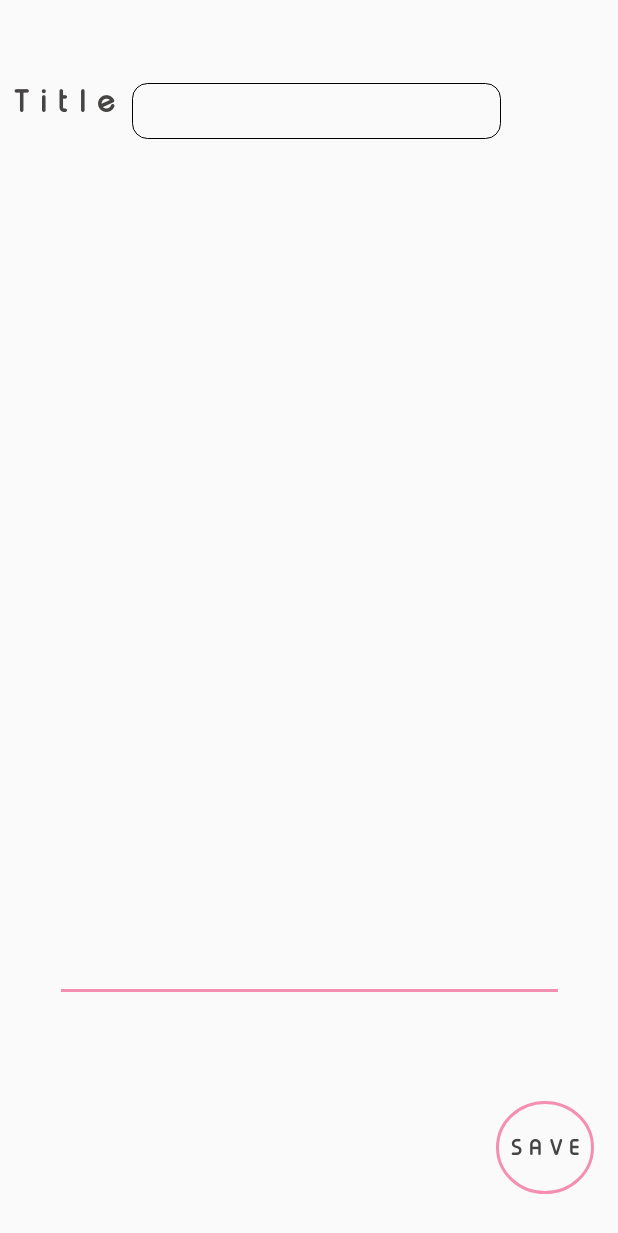
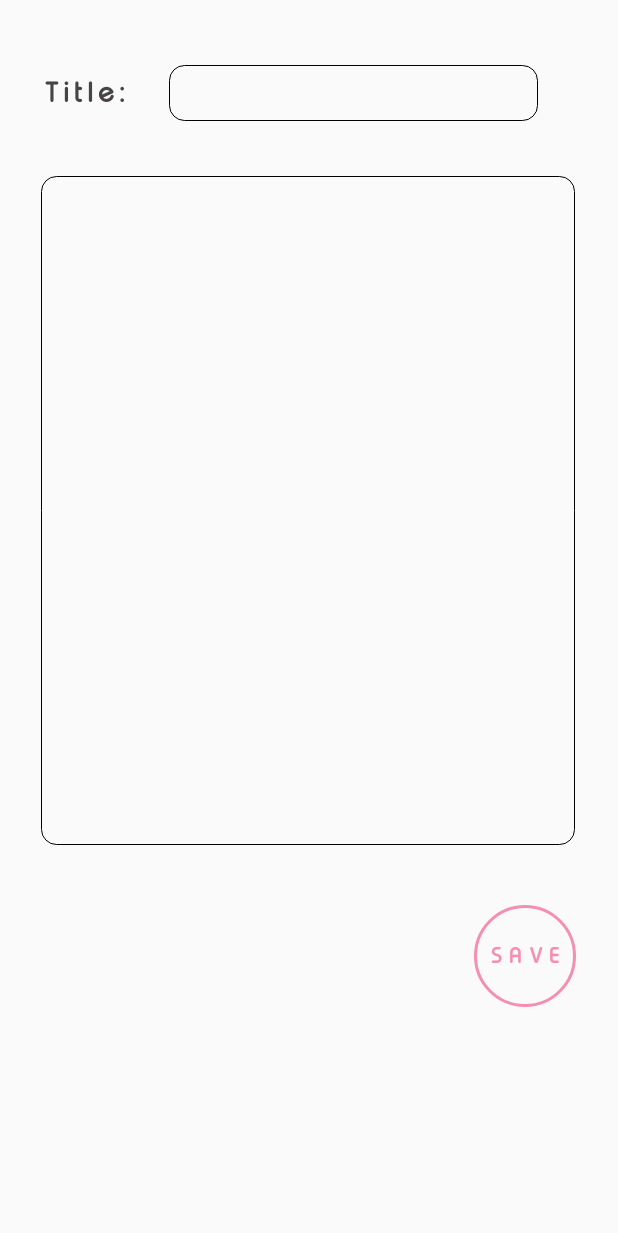
Before and after one commit to kitsune0100/NotesApp, an Android app: the newnote screen opened directly, with no data from a screen before it, on a phone screen of 412 x 824 dp. Shown: the top 1233 px of the screen. Run offline under Robolectric (Android 15) with nearby library versions, the phone set to English and light mode, and no system bars.

Commit message:
7th committ, fixed overlap issue and added boxes

```diff
--- a/app/src/main/AndroidManifest.xml
+++ b/app/src/main/AndroidManifest.xml
@@ -8,8 +8,9 @@
         android:label="@string/app_name"
         android:roundIcon="@mipmap/ic_launcher_round"
         android:supportsRtl="true"
-        android:theme="@style/AppTheme">
-        <activity android:name=".newnote" android:windowSoftInputMode="adjustPan"></activity>
+        android:theme="@style/Theme.AppCompat.Light.NoActionBar">
+        <activity android:name=".newnote" android:windowSoftInputMode="adjustPan">
+        </activity>
         <activity android:name=".MainActivity">
             <intent-filter>
                 <action android:name="android.intent.action.MAIN" />
--- a/app/src/main/res/layout/activity_main.xml
+++ b/app/src/main/res/layout/activity_main.xml
@@ -16,6 +16,8 @@
         android:fontFamily="@font/goodtimes"
         android:text="+"
         android:textColor="@color/colorAccent"
+        android:elevation="10dp"
+        android:translationZ="10dp"
         android:textSize="35dp"
         app:layout_constraintBottom_toBottomOf="parent"
         app:layout_constraintEnd_toEndOf="parent"
--- a/app/src/main/res/layout/activity_newnote.xml
+++ b/app/src/main/res/layout/activity_newnote.xml
@@ -9,8 +9,9 @@
 
     <EditText
         android:id="@+id/newtextofnote"
-        android:layout_width="339dp"
-        android:layout_height="511dp"
+        android:layout_width="356dp"
+        android:layout_height="446dp"
+        android:background="@drawable/titlebox"
         android:ems="10"
         android:gravity="start"
         android:scrollbars="vertical"
@@ -21,8 +22,10 @@
         android:verticalScrollbarPosition="right"
         app:layout_constraintBottom_toBottomOf="parent"
         app:layout_constraintEnd_toEndOf="parent"
+        app:layout_constraintHorizontal_bias="0.49"
         app:layout_constraintStart_toStartOf="parent"
-        app:layout_constraintTop_toTopOf="parent" />
+        app:layout_constraintTop_toBottomOf="@+id/titleofnote"
+        app:layout_constraintVertical_bias="0.123" />
 
     <EditText
         android:id="@+id/titleofnote"
@@ -35,43 +38,45 @@
         android:scrollHorizontally="false"
         android:singleLine="false"
         android:textColor="@color/gray"
-        app:layout_constraintBottom_toTopOf="@+id/newtextofnote"
+        app:layout_constraintBottom_toBottomOf="parent"
         app:layout_constraintEnd_toEndOf="parent"
-        app:layout_constraintHorizontal_bias="0.529"
+        app:layout_constraintHorizontal_bias="0.678"
         app:layout_constraintStart_toStartOf="parent"
         app:layout_constraintTop_toTopOf="parent"
-        app:layout_constraintVertical_bias="0.462" />
+        app:layout_constraintVertical_bias="0.055" />
 
     <Button
         android:id="@+id/save"
-        android:layout_width="65dp"
-        android:layout_height="62dp"
-        android:layout_marginBottom="28dp"
+        android:layout_width="68dp"
+        android:layout_height="68dp"
         android:background="@drawable/roundbutton"
+        android:elevation="10dp"
         android:fontFamily="@font/typoroundbold"
+        android:letterSpacing="0.35"
         android:text="SAVE"
-        android:letterSpacing="0.35"
-        android:textColor="@color/textgray"
+        android:textColor="@color/colorAccent"
         app:layout_constraintBottom_toBottomOf="parent"
         app:layout_constraintEnd_toEndOf="parent"
-        app:layout_constraintHorizontal_bias="0.953"
-        app:layout_constraintStart_toStartOf="parent"
+        app:layout_constraintHorizontal_bias="0.911"
+        app:layout_constraintStart_toStartOf="@+id/newtextofnote"
         app:layout_constraintTop_toBottomOf="@+id/newtextofnote"
-        app:layout_constraintVertical_bias="1.0" />
+        app:layout_constraintVertical_bias="0.206" />
 
     <TextView
         android:id="@+id/textView2"
-        android:layout_width="79dp"
-        android:layout_height="24dp"
+        android:layout_width="81dp"
+        android:layout_height="38dp"
         android:fontFamily="@font/typoroundbold"
         android:gravity="center"
+        android:letterSpacing="0.15"
         android:text="Title:"
-        android:letterSpacing="0.35"
+        android:textAppearance="@style/TextAppearance.AppCompat.Menu"
         android:textColor="@color/textgray"
-        android:textSize="20sp"
-        android:textAppearance="@style/TextAppearance.AppCompat.Menu"
-        app:layout_constraintBaseline_toBaselineOf="@+id/titleofnote"
+        android:textSize="18sp"
+        app:layout_constraintBottom_toBottomOf="@+id/titleofnote"
         app:layout_constraintEnd_toStartOf="@+id/titleofnote"
-        app:layout_constraintHorizontal_bias="0.466"
-        app:layout_constraintStart_toStartOf="parent" />
+        app:layout_constraintHorizontal_bias="0.516"
+        app:layout_constraintStart_toStartOf="parent"
+        app:layout_constraintTop_toTopOf="@+id/titleofnote"
+        app:layout_constraintVertical_bias="1.0" />
 </androidx.constraintlayout.widget.ConstraintLayout>
--- a/app/src/main/res/values/styles.xml
+++ b/app/src/main/res/values/styles.xml
@@ -8,10 +8,12 @@
         <item name="colorAccent">@color/colorAccent</item>
         <item name="windowActionBar">false</item>
         <item name="windowNoTitle">true</item>
+        <item name="android:windowFullscreen">true</item>
     </style>
 
     <style name="Theme.Transparent" parent="Theme.AppCompat.Light.DarkActionBar">
         <item name="android:windowIsTranslucent">true</item>
+        <item name="android:windowFullscreen">true</item>
         <item name="android:windowBackground">@android:color/transparent</item>
     </style>
 
```
